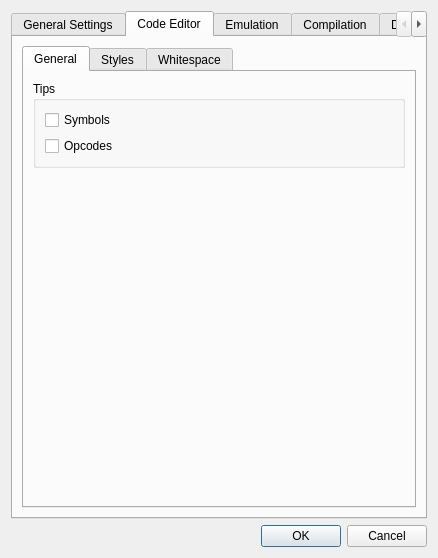
The window that environmentsettingsdialog.ui (christopherpow/nesicide) describes before a commit, drawn with Qt 5.
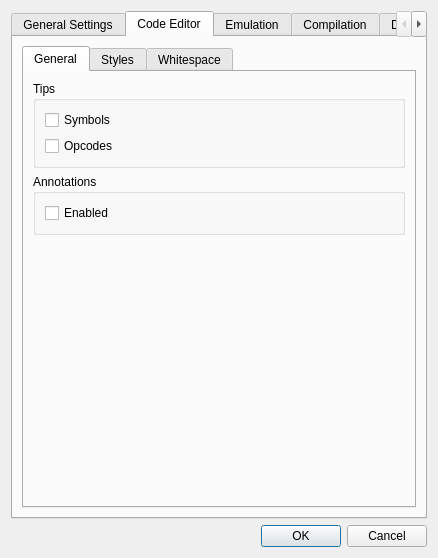
The same window after the commit. The open tabs and pages were chosen to show the change. Icons and pictures are not drawn.

Diff of the .ui file:
```diff
--- a/environmentsettingsdialog.ui
+++ b/environmentsettingsdialog.ui
@@ -6,7 +6,7 @@
    <rect>
     <x>0</x>
     <y>0</y>
-    <width>391</width>
+    <width>399</width>
     <height>558</height>
    </rect>
   </property>
@@ -181,7 +181,7 @@
              </layout>
             </widget>
            </item>
-           <item row="1" column="0">
+           <item row="2" column="0">
             <spacer name="verticalSpacer_4">
              <property name="orientation">
               <enum>Qt::Vertical</enum>
@@ -194,6 +194,22 @@
              </property>
             </spacer>
            </item>
+           <item row="1" column="0">
+            <widget class="QGroupBox" name="groupBox_10">
+             <property name="title">
+              <string>Annotations</string>
+             </property>
+             <layout class="QGridLayout" name="gridLayout_12">
+              <item row="0" column="0">
+               <widget class="QCheckBox" name="annotate">
+                <property name="text">
+                 <string>Enabled</string>
+                </property>
+               </widget>
+              </item>
+             </layout>
+            </widget>
+           </item>
           </layout>
          </widget>
          <widget class="QWidget" name="styles">
```
Left out of the diff: 4 changed lines with no effect on the pictures.
